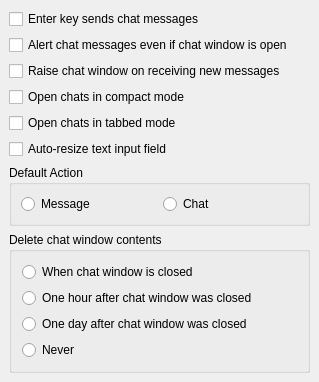
BackupTheBerlios/synapse-xmpp-svn, file main/synapse-im/src/options/opt_chat.ui: the form before one commit.
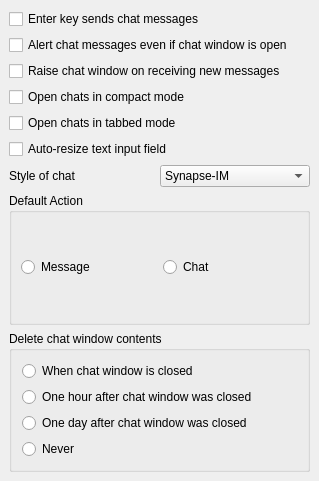
The form after the commit.

Commit message: Basic changes to support multiple styles of presenting messages in chat box.

What changed in the file:
```diff
--- a/main/synapse-im/src/options/opt_chat.ui
+++ b/main/synapse-im/src/options/opt_chat.ui
@@ -9,7 +9,7 @@
     <x>0</x>
     <y>0</y>
     <width>319</width>
-    <height>375</height>
+    <height>481</height>
    </rect>
   </property>
   <property name="windowTitle" >
@@ -64,6 +64,42 @@
      </property>
     </widget>
    </item>
+   <item>
+    <layout class="QHBoxLayout" >
+     <property name="margin" >
+      <number>0</number>
+     </property>
+     <property name="spacing" >
+      <number>0</number>
+     </property>
+     <item>
+      <widget class="QLabel" name="s_chatStyle" >
+       <property name="text" >
+        <string>Style of chat</string>
+       </property>
+      </widget>
+     </item>
+     <item>
+      <widget class="QComboBox" name="cb_chatStyle" >
+       <item>
+        <property name="text" >
+         <string>Synapse-IM</string>
+        </property>
+       </item>
+       <item>
+        <property name="text" >
+         <string>Psi (old)</string>
+        </property>
+       </item>
+       <item>
+        <property name="text" >
+         <string>Contact says</string>
+        </property>
+       </item>
+      </widget>
+     </item>
+    </layout>
+   </item>
    <item>
     <widget class="QGroupBox" name="groupBox18" >
      <property name="title" >
@@ -71,7 +107,7 @@
      </property>
      <layout class="QHBoxLayout" >
       <property name="margin" >
-       <number>-1</number>
+       <number>9</number>
       </property>
       <property name="spacing" >
        <number>6</number>
```
Left out of the diff: 3 changed lines with no effect on the pictures. The commit also changes 3 other files.
